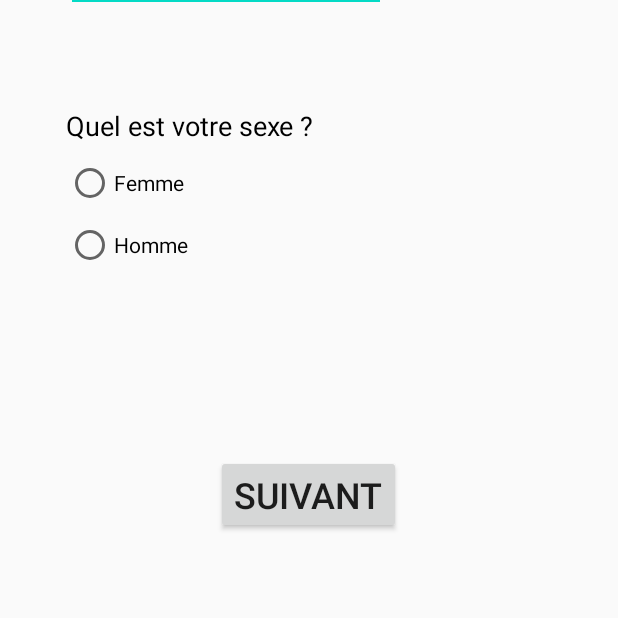
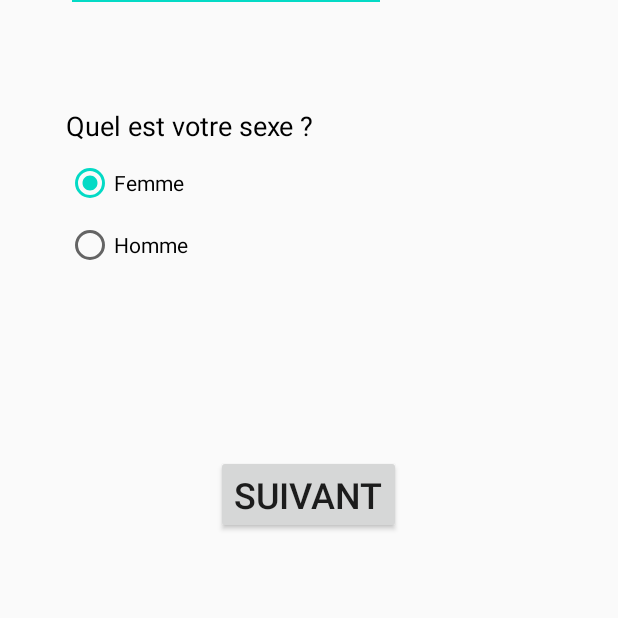
Before and after one commit to Phob0s7/M6-Memory, an Android app: the LoginActivity screen opened directly, with no data from a screen before it, on a phone screen of 412 x 824 dp, the part 618-1236 px from its top. Run offline under Robolectric (Android 15) with nearby library versions, the phone set to English and light mode, and no system bars.

Commit message:
Tests sur les boutons radio

```diff
--- a/app/src/main/java/com/example/m6_memory/LoginActivity.java
+++ b/app/src/main/java/com/example/m6_memory/LoginActivity.java
@@ -4,11 +4,37 @@ import androidx.appcompat.app.AppCompatActivity;
 
 import android.os.Bundle;
 
+import android.view.View;
+import android.widget.RadioButton;
+
 public class LoginActivity extends AppCompatActivity {
+
+    private RadioButton radioButtonFemale;
+    private RadioButton radioButtonMan;
 
     @Override
     protected void onCreate(Bundle savedInstanceState) {
         super.onCreate(savedInstanceState);
         setContentView(R.layout.activity_login);
+
+        radioButtonFemale = (RadioButton) findViewById(R.id.Activity_login_femme_radioBtn);
+        radioButtonMan = (RadioButton) findViewById(R.id.Activity_login_homme_radioBtn);
+    }
+
+    public void onRadioButtonClicked(View view) {
+        // Is the button now checked?
+        boolean checked = ((RadioButton) view).isChecked();
+
+        // Check which radio button was clicked
+        switch(view.getId()) {
+            case R.id.Activity_login_femme_radioBtn:
+                if (checked)
+                    // Pirates are the best
+                    break;
+            case R.id.Activity_login_homme_radioBtn:
+                if (checked)
+                    // Ninjas rule
+                    break;
+        }
     }
 }
--- a/app/src/main/res/layout/activity_login.xml
+++ b/app/src/main/res/layout/activity_login.xml
@@ -1,8 +1,6 @@
 <?xml version="1.0" encoding="utf-8"?>
-<androidx.constraintlayout.widget.ConstraintLayout
-    xmlns:android="http://schemas.android.com/apk/res/android"
+<androidx.constraintlayout.widget.ConstraintLayout xmlns:android="http://schemas.android.com/apk/res/android"
     xmlns:app="http://schemas.android.com/apk/res-auto"
-    xmlns:tools="http://schemas.android.com/tools"
     android:layout_width="match_parent"
     android:layout_height="match_parent">
 
@@ -34,17 +32,18 @@
         app:layout_constraintTop_toBottomOf="@+id/editTextTextPersonName" />
 
     <RadioButton
-        android:id="@+id/radioButton2"
+        android:id="@+id/Activity_login_homme_radioBtn"
         android:layout_width="wrap_content"
         android:layout_height="wrap_content"
         android:layout_marginStart="44dp"
         android:layout_marginTop="9dp"
         android:layout_marginEnd="258dp"
+        android:onClick="onRadioButtonClicked"
         android:text="Homme"
         app:layout_constraintEnd_toEndOf="parent"
         app:layout_constraintHorizontal_bias="0.0"
         app:layout_constraintStart_toStartOf="parent"
-        app:layout_constraintTop_toBottomOf="@+id/radioButton" />
+        app:layout_constraintTop_toBottomOf="@+id/Activity_login_femme_radioBtn" />
 
     <EditText
         android:id="@+id/editTextTextPersonName"
@@ -58,11 +57,13 @@
         app:layout_constraintStart_toStartOf="parent" />
 
     <RadioButton
-        android:id="@+id/radioButton"
+        android:id="@+id/Activity_login_femme_radioBtn"
         android:layout_width="wrap_content"
         android:layout_height="wrap_content"
         android:layout_marginStart="44dp"
         android:layout_marginTop="10dp"
+        android:checked="true"
+        android:onClick="onRadioButtonClicked"
         android:text="Femme"
         app:layout_constraintStart_toStartOf="parent"
         app:layout_constraintTop_toBottomOf="@+id/textView4" />
@@ -89,4 +90,5 @@
         android:textSize="24sp"
         app:layout_constraintStart_toStartOf="parent"
         app:layout_constraintTop_toTopOf="parent" />
+
 </androidx.constraintlayout.widget.ConstraintLayout>
```
